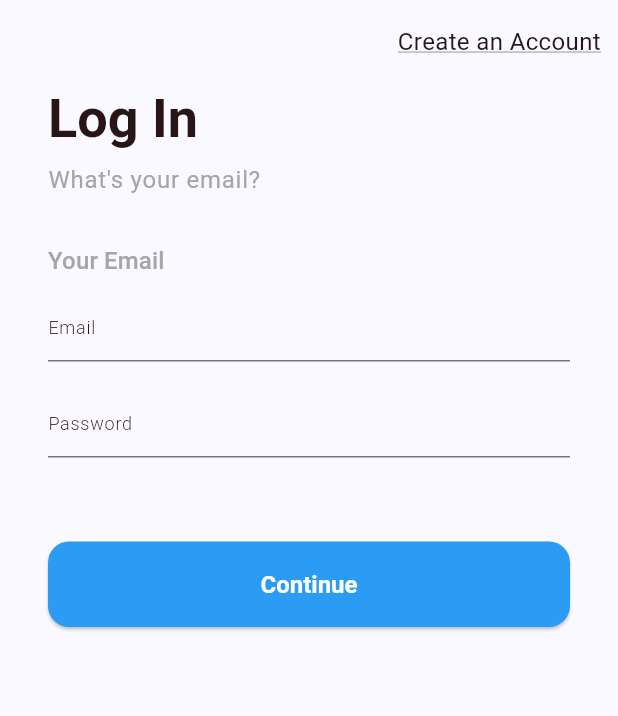
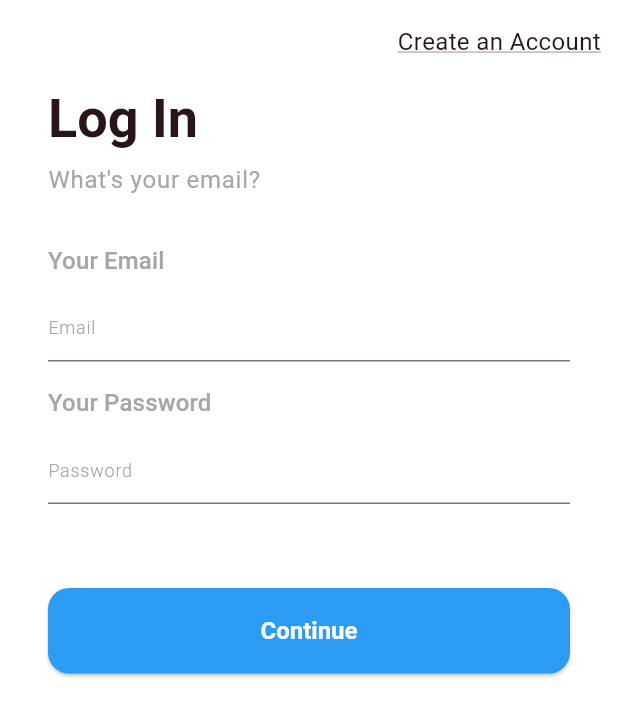
Before and after one commit to namlxcntt/flutter_task_manager, a Flutter app: the screen it shows after launch, on a phone screen of 412 x 824 dp. Shown: the top 716 px of the screen. Run offline on Flutter 3.47's test engine with Material 3 defaults, Android fonts, the phone set to English and light mode, and no system bars; our stand-ins replace dio, flutter_riverpod, freezed_annotation, gap, go_router, logger and 3 more; generated files the repository leaves out were written again; Roboto replaces fonts that are missing (assets/fonts/products_bold.ttf, assets/fonts/products_regular.ttf).

Commit message:
Add Login Network and Api Client

```diff
--- a/lib/application/task_manager_application.dart
+++ b/lib/application/task_manager_application.dart
@@ -1,7 +1,7 @@
 import 'package:flutter/material.dart';
 import 'package:flutter_riverpod/flutter_riverpod.dart';
+import 'package:flutter_task_manager/application/router/router.dart';
 import 'package:flutter_task_manager/generated/l10n.dart';
-import 'package:flutter_task_manager/router/router.dart';
 import 'package:flutter_task_manager/utils/theme.dart';
 
 class TaskManagerApplication extends ConsumerWidget {
@@ -15,7 +15,7 @@ class TaskManagerApplication extends ConsumerWidget {
       ],
       routerConfig: goRouter,
       locale: const Locale.fromSubtags(languageCode: 'en'),
-      title: 'LoveMemo',
+      title: 'TaskManager',
       themeMode: ThemeMode.light,
       theme: ThemeUtils.getInstance.lightTheme,
     );
--- /dev/null
+++ b/lib/core/network/request/login_request.dart
@@ -0,0 +1,13 @@
+import 'package:json_annotation/json_annotation.dart';
+part 'login_request.g.dart';
+
+@JsonSerializable()
+class LoginRequest {
+  final String email;
+  final String password;
+
+  LoginRequest({required this.email, required this.password});
+
+  factory LoginRequest.fromJson(Map<String, dynamic> json) => _$LoginRequestFromJson(json);
+  Map<String, dynamic> toJson() => _$LoginRequestToJson(this);
+}
--- a/lib/core/share_pref/app_share_pref.dart
+++ b/lib/core/share_pref/app_share_pref.dart
@@ -24,4 +24,6 @@ abstract class AppSharePreference {
   Future<List<String>?> getListString({required AppSharePrefKey key});
 
   Future<bool> clear();
+
+  Object? getNotAsync(String key);
 }
--- a/lib/core/share_pref/app_share_pref_impl.dart
+++ b/lib/core/share_pref/app_share_pref_impl.dart
@@ -67,4 +67,10 @@ class AppSharePrefImpl extends AppSharePreference {
   Future<bool> clear() async {
     return _sharedPreferences.clear();
   }
+
+  @override
+  Object? getNotAsync(String key) {
+       _sharedPreferences.get(key);
+    return null;
+  }
 }
--- a/lib/l10n/intl_en.arb
+++ b/lib/l10n/intl_en.arb
@@ -3,6 +3,7 @@
   "logIn": "Log In",
   "whatsYourEmail": "What's your email?",
   "yourEmail": "Your Email",
+  "yourPassword": "Your Password",
   "email" : "Email",
   "textContinue": "Continue",
   "password": "Password"
--- a/lib/login/login_page.dart
+++ b/lib/login/login_page.dart
@@ -1,5 +1,6 @@
 import 'package:flutter/material.dart';
 import 'package:flutter_riverpod/flutter_riverpod.dart';
+import 'package:flutter_task_manager/login/provider/login_provider.dart';
 import 'package:flutter_task_manager/utils/app_size.dart';
 import 'package:flutter_task_manager/utils/extensions.dart';
 import 'package:flutter_task_manager/utils/theme.dart';
@@ -15,10 +16,14 @@ class _LoginPageState extends ConsumerState<LoginPage> {
   @override
   Widget build(BuildContext context) {
     return Scaffold(
+      backgroundColor: context.getColorScheme().onSurface,
       body: CustomScrollView(
         slivers: [
           SliverAppBar(
-            pinned: true,
+            backgroundColor: context.getColorScheme().onSurface,
+            surfaceTintColor: context.getColorScheme().onSurface,
+            pinned: false,
+            stretch: true,
             actions: [
               TextButton(
                 onPressed: () {},
@@ -33,6 +38,7 @@ class _LoginPageState extends ConsumerState<LoginPage> {
             ],
           ),
           SliverFillRemaining(
+            hasScrollBody: true,
             child: Padding(
               padding: const EdgeInsets.symmetric(horizontal: AppSize.size32),
               child: Column(
@@ -58,7 +64,9 @@ class _LoginPageState extends ConsumerState<LoginPage> {
                   TextField(
                     decoration: InputDecoration(
                       hintText: context.getLocaleDelegate().email,
-                      hintStyle: context.getTextTheme().labelSmall,
+                      hintStyle: context.getTextTheme().labelSmall?.copyWith(
+                        color: Palette.textColorSecondary
+                      ),
                       labelStyle: context.labelLarge(),
                       border: const UnderlineInputBorder(),
                     ),
@@ -66,12 +74,19 @@ class _LoginPageState extends ConsumerState<LoginPage> {
                     textInputAction: TextInputAction.next,
                   ),
                   AppSize.size16.gap(),
+                  Text(context.getLocaleDelegate().yourPassword,
+                      style: context.labelLarge()?.copyWith(
+                        color: Palette.textColorSecondary,
+                      )),
+                  AppSize.size8.gap(),
                   TextField(
                     obscureText: true,
                     keyboardType: TextInputType.text,
                     decoration: InputDecoration(
                       hintText: context.getLocaleDelegate().password,
-                      hintStyle: context.getTextTheme().labelSmall,
+                      hintStyle: context.getTextTheme().labelSmall?.copyWith(
+                          color: Palette.textColorSecondary
+                      ),
                       labelStyle: context.labelLarge(),
                       border: const UnderlineInputBorder(),
                     ),
@@ -81,7 +96,9 @@ class _LoginPageState extends ConsumerState<LoginPage> {
                   SizedBox(
                     width: double.infinity,
                     child: ElevatedButton(
-                      onPressed: () {},
+                      onPressed: () {
+                        ref.read(loginControllerProvider.notifier).login();
+                      },
                       style: ElevatedButton.styleFrom(
                         backgroundColor: Colors.blue, // Background color
                         surfaceTintColor: Colors.white,
--- a/pubspec.yaml
+++ b/pubspec.yaml
@@ -27,11 +27,12 @@ dependencies:
   gap: ^3.0.1
   intl: ^0.19.0
   flutter_localization: ^0.2.2
+  freezed_annotation: ^2.4.4
 
 dev_dependencies:
   flutter_test:
     sdk: flutter
-
+  retrofit_generator: '>=8.0.0 <10.0.0' # for Dart 3.3 use ^9.0.0
   flutter_lints: ^4.0.0
   riverpod_generator: ^2.6.2
   build_runner: ^2.4.13
@@ -39,7 +40,7 @@ dev_dependencies:
   riverpod_lint: ^2.6.2
   flutter_gen_runner:
   freezed: ^2.5.7
-
+  json_serializable: ^6.0.0
 flutter_gen:
   output: lib/generated/ # Optional (default: lib/gen/)
   line_length: 80 # Optional (default: 80)
```
Also changed, not shown: lib/core/network/api_client.dart (added, +19 -0 lines), lib/core/network/provider/network_provider.dart (added, +38 -0 lines), lib/core/network/response/base_response.dart (added, +17 -0 lines), lib/core/network/response/login/login_response.dart (added, +13 -0 lines), lib/login/provider/login_provider.dart (+10 -0 lines), lib/main.dart (+10 -2 lines), lib/application/router/router.dart (renamed from lib/router/router.dart), lib/generated/intl/messages_en.dart, lib/generated/l10n.dart.
